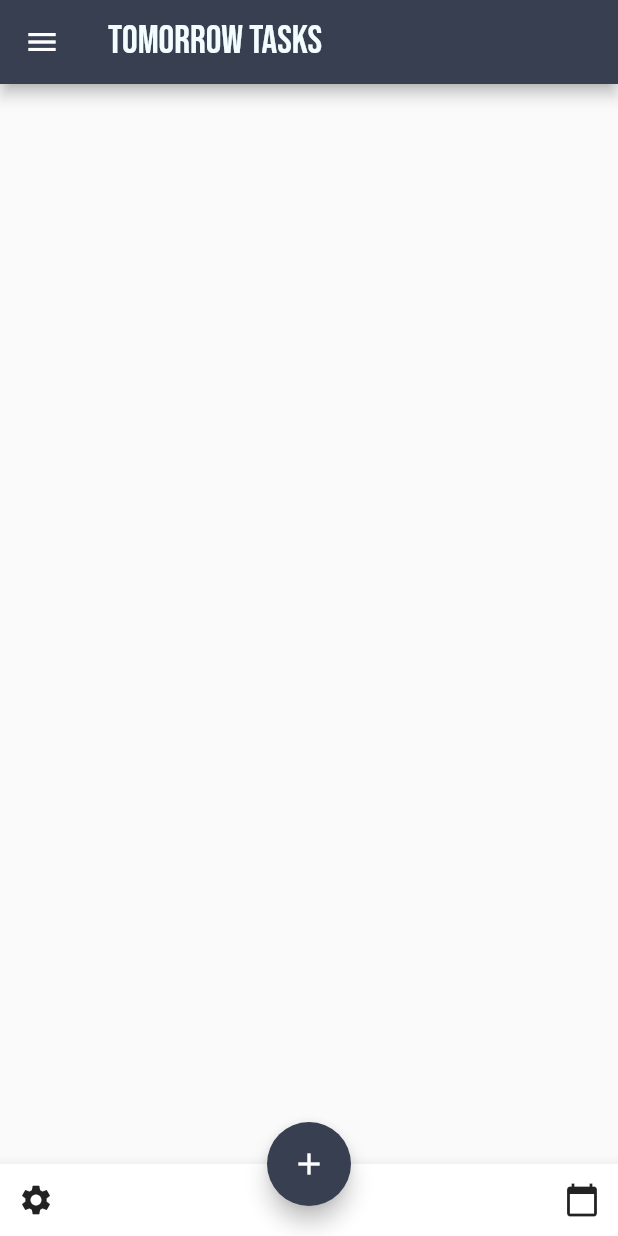
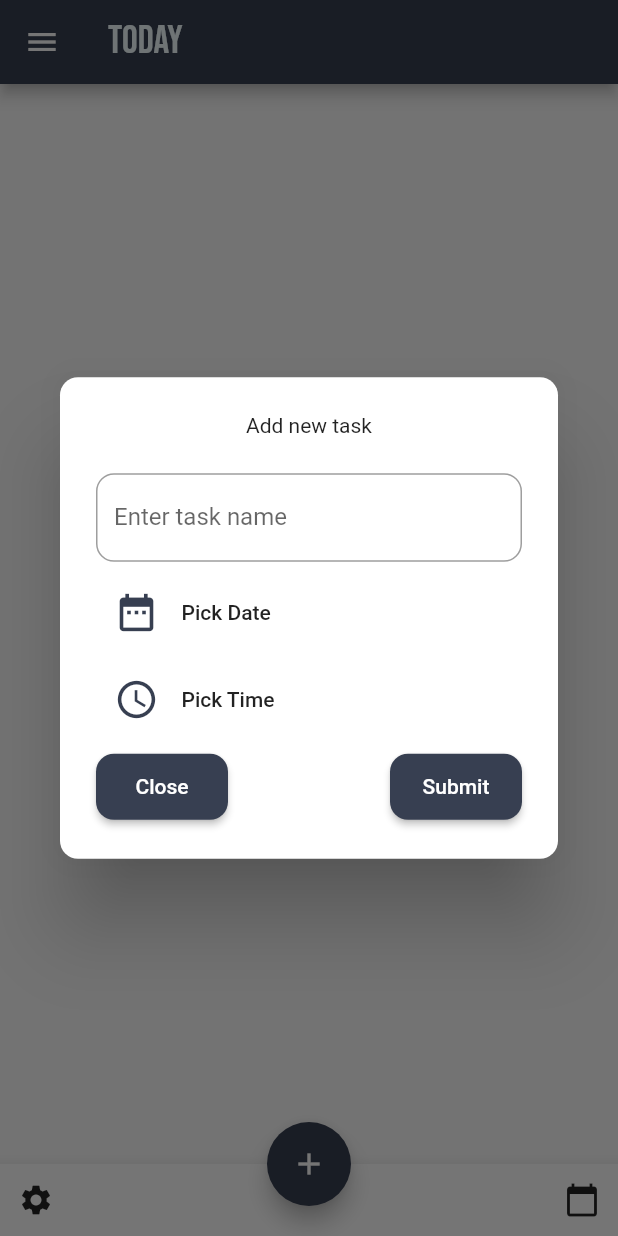
Before and after one commit to ElmirNushi/To-Do-List, a Flutter app: the pageTomorrow screen opened directly, after a tap on the "add" icon, on a phone screen of 412 x 824 dp. Run offline on Flutter 3.47's test engine with Material 2 defaults, Android fonts, the phone set to English and light mode, and no system bars; our stand-ins replace table_calendar.

Commit message:
Added funcionality to the floating button, and added settings pages, and some improvments

```diff
--- /dev/null
+++ b/lib/Widgets/customTextField.dart
@@ -0,0 +1,15 @@
+import 'package:flutter/material.dart';
+
+class customTextField extends StatelessWidget {
+  final String labelText;
+  customTextField({@required this.labelText});
+  @override
+  Widget build(BuildContext context) {
+    return           TextField(
+      decoration: InputDecoration(
+          border: OutlineInputBorder(
+              borderRadius: BorderRadius.all(Radius.circular(12))),
+          labelText: labelText),
+    );
+  }
+}
--- /dev/null
+++ b/lib/Widgets/custom_button.dart
@@ -0,0 +1,32 @@
+import 'package:flutter/material.dart';
+
+class CustomButton extends StatelessWidget {
+
+  final VoidCallback onPressed;
+  final String buttonText;
+  final Color color;
+  final Color textColor;
+  final Color borderColor;
+
+  CustomButton({
+    @required this.onPressed,
+    @required this.buttonText,
+    this.color,
+    this.textColor,
+    this.borderColor,
+});
+
+
+
+  @override
+  Widget build(BuildContext context) {
+    return MaterialButton(
+      onPressed: onPressed,
+      shape: RoundedRectangleBorder(borderRadius: BorderRadius.circular(12)),
+      color: Color(0xFF373F51),
+      textColor: Colors.white,
+      padding: const EdgeInsets.all(14),
+      child: Text(buttonText),
+    );
+  }
+}
--- a/lib/main.dart
+++ b/lib/main.dart
@@ -1,7 +1,10 @@
 import 'package:flutter/material.dart';
-import 'package:to_dolist/calendar.dart';
-import 'file:///C:/Users/Dell/AndroidStudioProjects/to_dolist/lib/sideMenuPages/tomorrowPage.dart';
-import 'sideMenuPages/allTasksPage.dart';
+import 'package:to_dolist/calendarPage.dart';
+import 'file:///C:/Users/Dell/AndroidStudioProjects/to_dolist/lib/sideMenuPages/todaysPage.dart';
+import 'newTaskAllPAges/newEventPage.dart';
+import 'sideMenuPages/upComingPage.dart';
+import 'sideMenuPages/settingsPage.dart';
+import 'newTaskAllPAges/newTaskPage.dart';
 
 void main() {
   runApp(MyApp());
@@ -17,14 +20,15 @@ class MyApp extends StatelessWidget {
   }
 }
 
+
 class listScreen extends StatelessWidget {
-  @override
+    @override
   Widget build(BuildContext context) {
     return Scaffold(
       backgroundColor: Color(0xFFF2FDFF),
       appBar: AppBar(
         backgroundColor: Color(0xFF373F51),
-        title: Text('To-Do List',
+        title: Text('Inbox',
           style: TextStyle(color: Color(0xFFF2FDFF), fontFamily: 'BebasNeue', fontSize: 26.0,),
         ),
       ),
@@ -32,7 +36,7 @@ class listScreen extends StatelessWidget {
         child: ListView(
           padding: EdgeInsets.zero,
           children: <Widget>[
-          new DrawerHeader(child: Text('Home Page', style: TextStyle(
+          new DrawerHeader(child: Text('Inbox', style: TextStyle(
             fontFamily: 'BebasNeue',
             fontSize: 35.0,
           color: Colors.white),),
@@ -40,9 +44,10 @@ class listScreen extends StatelessWidget {
               color: Color(0xFF373F51),
               ),
             ),
+            SizedBox(height: 5),
           new ListTile(
-            leading: Icon(Icons.event),
-            title: new Text('Tomorrow Tasks'),
+            leading: Icon(Icons.event, color: Color(0xFF373F51)),
+            title: new Text('Today'),
             onTap: (){
               Navigator.of(context).pop();
               Navigator.push(context, MaterialPageRoute(
@@ -50,19 +55,19 @@ class listScreen extends StatelessWidget {
               );
             },
           ),
-          Divider(), Divider(),
+            SizedBox(height: 5),
           new ListTile(
-            leading: Icon(Icons.date_range),
-            title: new Text('All Your Tasks'),
+            leading: Icon(Icons.date_range, color: Color(0xFF373F51)),
+            title: new Text('Upcoming Tasks'),
             onTap: (){
               Navigator.push(context, MaterialPageRoute(
                 builder: (context) => tasksPage(),
               ));
             },
           ),
-          Divider(), Divider(),
+            SizedBox(height: 5),
             new ListTile(
-              leading: Icon(Icons.calendar_today),
+              leading: Icon(Icons.calendar_today, color: Color(0xFF373F51)),
               title: new Text('Calendar'),
               onTap: (){
                 Navigator.of(context).pop();
@@ -71,8 +76,20 @@ class listScreen extends StatelessWidget {
                 );
               },
             ),
-            Divider(), Divider(),
-            Divider(),
+            Divider(
+              color: Colors.black54,
+            ),
+            SizedBox(height: 5),
+            new ListTile(
+              leading: Icon(Icons.settings, color: Color(0xFF373F51)),
+              title: new Text('Settings'),
+              onTap: (){
+                Navigator.of(context).pop();
+                Navigator.push(context, MaterialPageRoute(
+                    builder: (context) => settingPage())
+                );
+              },
+            ),
         ],
         ),
       ),
@@ -84,14 +101,24 @@ class listScreen extends StatelessWidget {
 class toDoList extends StatefulWidget {
   @override
   _toDoListState createState() => _toDoListState();
-
 }
-
 class _toDoListState extends State<toDoList> {
   @override
   Widget build(BuildContext context) {
     return Scaffold(
-      floatingActionButton: FloatingActionButton(onPressed: (){},
+      floatingActionButton: FloatingActionButton(onPressed: () {
+        showDialog(
+          barrierDismissible: false,
+          context: context,
+          builder: (BuildContext context){
+            return Dialog(
+                child: EventAddPage(),
+                shape: RoundedRectangleBorder(
+                borderRadius: BorderRadius.all(Radius.circular(12))
+            ));
+          }
+        );
+      },
       child: Icon(Icons.add),
         backgroundColor: Color(0xFF373F51),
       ),
@@ -100,7 +127,10 @@ class _toDoListState extends State<toDoList> {
         child: Row(
           mainAxisAlignment: MainAxisAlignment.spaceBetween,
           children: <Widget>[
-            IconButton(icon: Icon(Icons.settings), onPressed: (){},),
+            IconButton(icon: Icon(Icons.settings), onPressed: (){
+              Navigator.push(context, MaterialPageRoute(
+                  builder: (context) => settingPage()),);
+            },),
             IconButton(icon: Icon(Icons.calendar_today), onPressed: (){
               Navigator.push(context, MaterialPageRoute(
                   builder: (context) => calendar()),);
--- /dev/null
+++ b/lib/newTaskAllPAges/newEventPage.dart
@@ -0,0 +1,93 @@
+import 'package:flutter/material.dart';
+import 'file:///C:/Users/Dell/AndroidStudioProjects/to_dolist/lib/Widgets/customTextField.dart';
+
+import '../Widgets/custom_button.dart';
+
+class EventAddPage extends StatefulWidget {
+  @override
+  _EventAddPageState createState() => _EventAddPageState();
+}
+
+class _EventAddPageState extends State<EventAddPage> {
+
+  String _selectedDate = 'Pick Date';
+  String _selectedTime = 'Pick Time';
+
+  Future _pickDate() async {
+    DateTime datepick = await showDatePicker(
+        context: context,
+        initialDate: new DateTime.now(),
+        firstDate: new DateTime.now().add(Duration(days: -365)),
+        lastDate: new DateTime.now().add(Duration(days: 365)));
+    if (datepick != null) setState(() {
+      _selectedDate = datepick.toString();
+    });
+  }
+
+  Future _pickTime() async{
+    TimeOfDay timepick = await showTimePicker(
+      context: context,
+      initialTime: new TimeOfDay.now()
+    );
+    if (timepick != null){
+      setState(() {
+        _selectedTime = timepick.toString();
+      });
+    }
+}
+
+  @override
+  Widget build(BuildContext context) {
+    return Padding(
+      padding: const EdgeInsets.all(24.0),
+      child: Column(
+        mainAxisSize: MainAxisSize.min,
+        children: <Widget>[
+          Center(child: Text('Add new task')),
+          SizedBox(height: 24,),
+          customTextField(labelText: 'Enter task name'),
+          SizedBox(height: 10),
+          _dateTimePicker(Icons.date_range, _pickDate, _selectedDate),
+          SizedBox(height: 10),
+          _dateTimePicker(Icons.schedule, _pickTime, _selectedTime),
+          SizedBox(height: 10),
+          _actionButton(context)
+        ],
+      ),
+    );
+  }
+
+  Widget _dateTimePicker(IconData icon, VoidCallback onPressed, String value) {
+    return FlatButton(
+      padding: EdgeInsets.zero,
+      onPressed: onPressed,
+      child: Padding(
+        padding: const EdgeInsets.only(left: 12.0),
+        child: Row(
+          children: <Widget>[
+            SizedBox(height: 15),
+            Padding(
+              padding: const EdgeInsets.only(right: 15.0),
+              child: Icon(icon,
+                  color: Color(0xFF373F51), size: 30),
+            ),
+            Text(value),
+            SizedBox(height: 15),
+          ],
+        ),
+      ),
+    );
+  }
+
+  Widget _actionButton(BuildContext context) {
+    return Row(
+      mainAxisAlignment: MainAxisAlignment.spaceBetween,
+      children: <Widget>[
+        CustomButton(onPressed: () {
+          Navigator.of(context).pop();
+        }, buttonText: 'Close', ),
+        CustomButton(onPressed: () {}, buttonText: 'Submit'),
+      ],
+    );
+  }
+}
--- a/lib/sideMenuPages/settings.dart
+++ /dev/null
@@ -1,5 +0,0 @@
-import 'package:flutter/material.dart';
-import 'allTasksPage.dart';
-import 'tomorrowPage.dart';
-import 'package:to_dolist/main.dart';
-import 'package:to_dolist/calendar.dart';
--- a/lib/sideMenuPages/tomorrowPage.dart
+++ b/lib/sideMenuPages/todaysPage.dart
@@ -1,7 +1,8 @@
 import 'package:flutter/material.dart';
-import 'allTasksPage.dart';
+import 'upComingPage.dart';
 import '../main.dart';
-import 'package:to_dolist/calendar.dart';
+import 'package:to_dolist/calendarPage.dart';
+import 'settingsPage.dart';
 
 class pageTomorrow extends StatefulWidget {
   @override
@@ -16,7 +17,7 @@ class _pageTomorrowState extends State<pageTomorrow> {
       appBar: AppBar(
         backgroundColor: Color(0xFF373F51),
         title: Text(
-          'Tomorrow Tasks',
+          'Today',
           style: TextStyle(
             color: Color(0xFFF2FDFF),
             fontFamily: 'BebasNeue',
@@ -26,8 +27,9 @@ class _pageTomorrowState extends State<pageTomorrow> {
       ),
       drawer: new Drawer(
         child: ListView(
+          padding: EdgeInsets.zero,
           children: <Widget>[
-            new DrawerHeader(child: Text('Tomorrow Tasks', style: TextStyle(
+            new DrawerHeader(child: Text('Today', style: TextStyle(
                 fontFamily: 'BebasNeue',
                 fontSize: 35.0,
                 color: Colors.white),),
@@ -35,17 +37,18 @@ class _pageTomorrowState extends State<pageTomorrow> {
                 color: Color(0xFF373F51),
               ),
             ),
+            SizedBox(height: 5),
             new ListTile(
               leading: Icon(Icons.view_agenda),
-              title: new Text('Home Page'),
+              title: new Text('Inbox'),
               onTap: () {
                 Navigator.push(context,
                     MaterialPageRoute(builder: (context) => listScreen()));},
             ),
-            Divider(), Divider(),
+            SizedBox(height: 5),
             new ListTile(
               leading: Icon(Icons.date_range),
-              title: new Text('All your tasks'),
+              title: new Text('Upcoming Tasks'),
               onTap: (){
                 Navigator.of(context).pop();
                 Navigator.push(context, MaterialPageRoute(
@@ -53,7 +56,7 @@ class _pageTomorrowState extends State<pageTomorrow> {
                 );
               },
             ),
-            Divider(),Divider(),
+            SizedBox(height: 5),
             new ListTile(
               leading: Icon(Icons.calendar_today),
               title: new Text('Calendar'),
@@ -64,7 +67,18 @@ class _pageTomorrowState extends State<pageTomorrow> {
                 );
               },
             ),
-            Divider(),
+            Divider(color: Colors.black54,),
+            SizedBox(height: 5),
+            new ListTile(
+              leading: Icon(Icons.settings),
+              title: new Text('Settings'),
+              onTap: (){
+                Navigator.of(context).pop();
+                Navigator.push(context, MaterialPageRoute(
+                    builder: (context) => settingPage())
+                );
+              },
+            ),
           ],
         ),
       ),
--- a/lib/sideMenuPages/allTasksPage.dart
+++ b/lib/sideMenuPages/upComingPage.dart
@@ -1,7 +1,8 @@
 import 'package:flutter/material.dart';
 import 'package:to_dolist/main.dart';
-import 'tomorrowPage.dart';
-import 'package:to_dolist/calendar.dart';
+import 'todaysPage.dart';
+import 'package:to_dolist/calendarPage.dart';
+import 'settingsPage.dart';
 
 class tasksPage extends StatefulWidget {
   @override
@@ -16,7 +17,7 @@ class _tasksPageState extends State<tasksPage> {
       appBar: AppBar(
         backgroundColor: Color(0xFF373F51),
         title: Text(
-          'All Your Tasks',
+          'Upcoming Tasks',
           style: TextStyle(
             color: Color(0xFFF2FDFF),
             fontFamily: 'BebasNeue',
@@ -26,8 +27,9 @@ class _tasksPageState extends State<tasksPage> {
       ),
       drawer: new Drawer(
         child: ListView(
+          padding: EdgeInsets.zero,
           children: <Widget>[
-            new DrawerHeader(child: Text('All Your Tasks', style: TextStyle(
+            new DrawerHeader(child: Text('Upcoming', style: TextStyle(
                 fontFamily: 'BebasNeue',
                 fontSize: 35.0,
                 color: Colors.white),),
@@ -35,25 +37,26 @@ class _tasksPageState extends State<tasksPage> {
                 color: Color(0xFF373F51),
               ),
             ),
+            SizedBox(height: 5),
             new ListTile(
               leading: Icon(Icons.view_agenda),
-              title: new Text('Home Page'),
+              title: new Text('Inbox'),
               onTap: () {
                 Navigator.of(context).pop();
                 Navigator.push(context,
                     MaterialPageRoute(builder: (context) => listScreen()));},
             ),
-            Divider(), Divider(),
+            SizedBox(height: 5),
             new ListTile(
               leading: Icon(Icons.event),
-              title: new Text('Tomorrow Tasks'),
+              title: new Text('Today'),
               onTap: (){
                 Navigator.push(context, MaterialPageRoute(
                   builder: (context) => pageTomorrow(),
                 ));
               },
             ),
-            Divider(), Divider(),
+            SizedBox(height: 5),
             new ListTile(
               leading: Icon(Icons.calendar_today),
               title: new Text('Calendar'),
@@ -64,7 +67,19 @@ class _tasksPageState extends State<tasksPage> {
                 );
               },
             ),
-            Divider(),
+            Divider(
+              color: Colors.black54,
+            ),
+            new ListTile(
+              leading: Icon(Icons.settings),
+              title: new Text('Settings'),
+              onTap: (){
+                Navigator.of(context).pop();
+                Navigator.push(context, MaterialPageRoute(
+                    builder: (context) => settingPage())
+                );
+              },
+            ),
           ],
         ),
       ),
--- a/pubspec.yaml
+++ b/pubspec.yaml
@@ -27,3 +27,6 @@ flutter:
     - family: BebasNeue
       fonts:
         - asset: fonts/BebasNeue-Regular.ttf
+    - family: Abel
+      fonts:
+        - asset: fonts/Abel-Regular.ttf
```
Also changed, not shown: lib/calendar.dart (deleted, +0 -90 lines), lib/calendarPage.dart (added, +44 -0 lines), lib/newTaskAllPAges/newTaskPage.dart (added, +38 -0 lines), lib/sideMenuPages/otherSettingsPages/aboutPage.dart (added, +21 -0 lines), lib/sideMenuPages/otherSettingsPages/supportPage.dart (added, +21 -0 lines), lib/sideMenuPages/otherSettingsPages/themePage.dart (added, +21 -0 lines), lib/sideMenuPages/otherSettingsPages/versionPage.dart (added, +21 -0 lines), lib/sideMenuPages/settingsPage.dart (added, +84 -0 lines), fonts/Abel-Regular.ttf (added).
